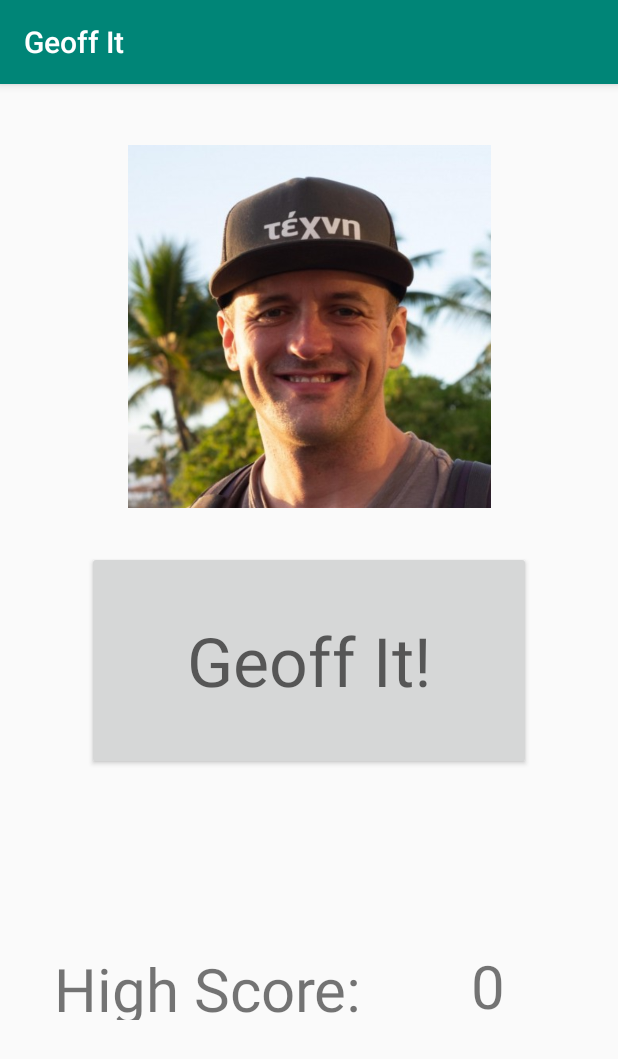
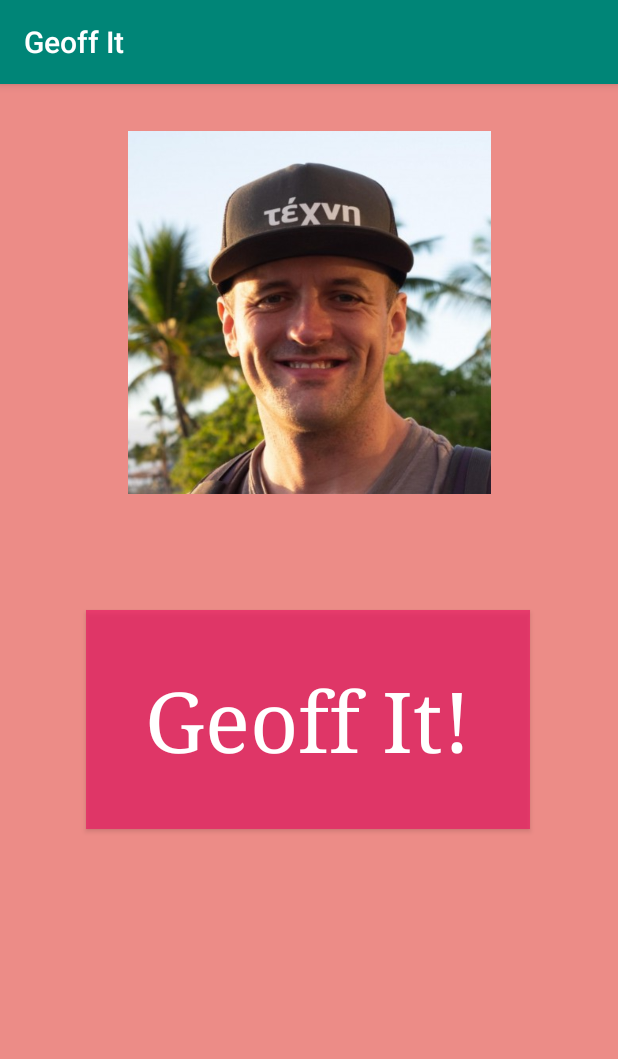
Before and after one commit to jlordo112/Geoff-It, an Android app: the screen it shows after launch (MainActivity), on a phone screen of 412 x 824 dp. Shown: the top 1059 px of the screen. Run offline under Robolectric (Android 15) with nearby library versions, the phone set to English and light mode, and no system bars.

Commit message:
xml changes

```diff
--- a/app/src/main/res/layout/activity_lose.xml
+++ b/app/src/main/res/layout/activity_lose.xml
@@ -4,14 +4,17 @@
     xmlns:tools="http://schemas.android.com/tools"
     android:layout_width="match_parent"
     android:layout_height="match_parent"
+    android:background="#EC8C87"
     tools:context=".LoseActivity">
 
     <Button
         android:id="@+id/playAgainButton"
         android:layout_width="165dp"
         android:layout_height="59dp"
+        android:background="#B7E91E63"
         android:text="PLAY AGAIN"
         android:textAppearance="@style/TextAppearance.AppCompat.Display2"
+        android:textColor="@android:color/white"
         android:textSize="25sp"
         android:typeface="sans"
         app:layout_constraintBottom_toBottomOf="parent"
@@ -95,8 +98,10 @@
         android:layout_marginEnd="343dp"
         android:layout_marginRight="343dp"
         android:layout_marginBottom="3dp"
+        android:background="#B7E91E63"
         android:gravity="center"
         android:text="Home"
+        android:textColor="@android:color/white"
         app:layout_constraintBottom_toBottomOf="parent"
         app:layout_constraintEnd_toEndOf="parent"
         app:layout_constraintHorizontal_bias="0.0"
--- a/app/src/main/res/layout/activity_main.xml
+++ b/app/src/main/res/layout/activity_main.xml
@@ -4,32 +4,15 @@
     xmlns:tools="http://schemas.android.com/tools"
     android:layout_width="match_parent"
     android:layout_height="match_parent"
+    android:background="#EC8C87"
     tools:context=".MainActivity">
 
     <TextView
-        android:id="@+id/highScore"
-        android:layout_width="wrap_content"
-        android:layout_height="wrap_content"
-        android:layout_marginStart="11dp"
-        android:layout_marginLeft="11dp"
-        android:layout_marginTop="123dp"
-        android:layout_marginEnd="172dp"
-        android:layout_marginRight="172dp"
-        android:layout_marginBottom="150dp"
-        android:text="0"
-        android:textSize="40sp"
-        app:layout_constraintBottom_toBottomOf="parent"
-        app:layout_constraintEnd_toEndOf="parent"
-        app:layout_constraintStart_toEndOf="@+id/textView"
-        app:layout_constraintTop_toBottomOf="@+id/startButton"
-        app:layout_constraintVertical_bias="0.4" />
-
-    <TextView
         android:id="@+id/textView"
-        android:layout_width="255dp"
-        android:layout_height="48dp"
-        android:layout_marginStart="132dp"
-        android:layout_marginLeft="132dp"
+        android:layout_width="252dp"
+        android:layout_height="64dp"
+        android:layout_marginStart="150dp"
+        android:layout_marginLeft="150dp"
         android:layout_marginTop="123dp"
         android:layout_marginEnd="11dp"
         android:layout_marginRight="11dp"
@@ -40,18 +23,44 @@
         app:layout_constraintEnd_toStartOf="@+id/highScore"
         app:layout_constraintStart_toStartOf="parent"
         app:layout_constraintTop_toBottomOf="@+id/startButton"
-        app:layout_constraintVertical_bias="0.482" />
+        app:layout_constraintVertical_bias="0.685" />
+
+    <TextView
+        android:id="@+id/highScore"
+        android:layout_width="wrap_content"
+        android:layout_height="wrap_content"
+        android:layout_marginStart="15dp"
+        android:layout_marginLeft="15dp"
+        android:layout_marginTop="123dp"
+        android:layout_marginEnd="172dp"
+        android:layout_marginRight="172dp"
+        android:layout_marginBottom="168dp"
+        android:text="0"
+        android:textSize="40sp"
+        app:layout_constraintBottom_toBottomOf="parent"
+        app:layout_constraintEnd_toEndOf="parent"
+        app:layout_constraintStart_toEndOf="@+id/textView"
+        app:layout_constraintTop_toBottomOf="@+id/startButton"
+        app:layout_constraintVertical_bias="0.633" />
 
     <Button
         android:id="@+id/startButton"
         android:layout_width="296dp"
         android:layout_height="146dp"
+        android:background="#B7E91E63"
+        android:ellipsize="middle"
+        android:gravity="center"
         android:text="Geoff It!"
-        android:textAppearance="@style/TextAppearance.AppCompat.Display2"
+        android:textAllCaps="false"
+        android:textAppearance="@style/TextAppearance.AppCompat.Display3"
+        android:textColor="#ffffff"
+        android:typeface="serif"
         app:layout_constraintBottom_toBottomOf="parent"
         app:layout_constraintEnd_toEndOf="parent"
+        app:layout_constraintHorizontal_bias="0.495"
         app:layout_constraintStart_toStartOf="parent"
-        app:layout_constraintTop_toTopOf="parent" />
+        app:layout_constraintTop_toTopOf="parent"
+        app:layout_constraintVertical_bias="0.564" />
 
     <ImageView
         android:id="@+id/imageView"
@@ -59,12 +68,14 @@
         android:layout_height="242dp"
         android:layout_marginEnd="56dp"
         android:layout_marginRight="56dp"
+        android:adjustViewBounds="false"
+        android:cropToPadding="false"
         app:layout_constraintBottom_toBottomOf="parent"
         app:layout_constraintEnd_toEndOf="parent"
         app:layout_constraintHorizontal_bias="0.888"
         app:layout_constraintStart_toStartOf="parent"
         app:layout_constraintTop_toTopOf="parent"
-        app:layout_constraintVertical_bias="0.077"
+        app:layout_constraintVertical_bias="0.059"
         app:srcCompat="@drawable/geoff" />
 
 </androidx.constraintlayout.widget.ConstraintLayout>
```
